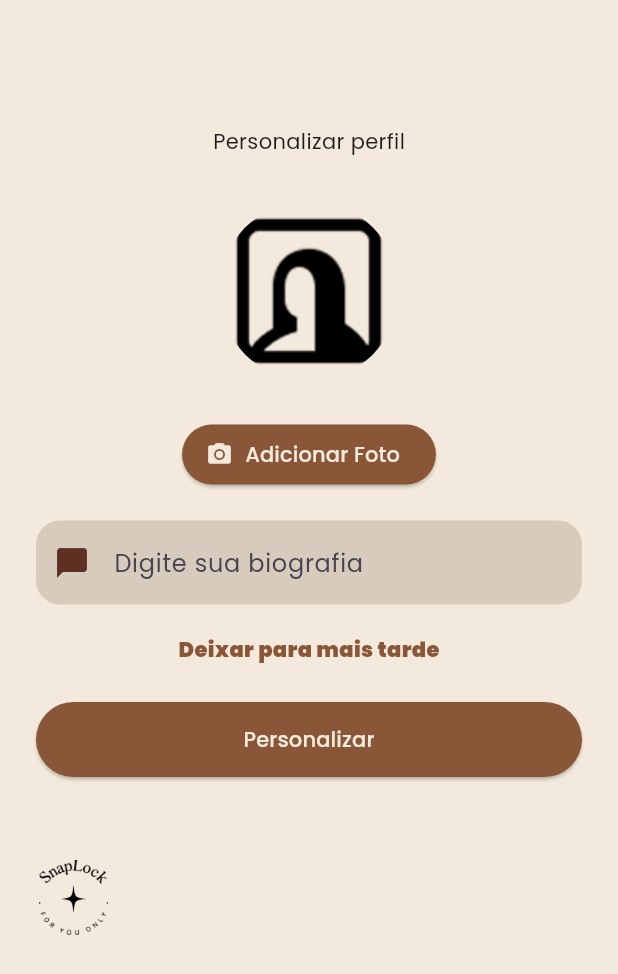
After one commit to llomarques/SnapLock-0.1, a Flutter app: the personalizarPerfilPage screen opened directly, on a phone screen of 412 x 824 dp. The commit adds this screen. Shown: the top 974 px of the screen. Run offline on Flutter 3.47's test engine with Material 3 defaults, Android fonts, the phone set to English and light mode, and no system bars; our stand-ins replace carousel_slider, google_fonts, image_picker, shared_preferences; accounts and stored records are empty.

Commit message:
Front atualizado

```diff
--- a/lib/frontend/login_page.dart
+++ b/lib/frontend/login_page.dart
@@ -132,6 +132,7 @@ class _LoginPageState extends State<LoginPage> {
                   'Esqueceu a senha?',
                   style: TextStyle(
                     color: Color(0xFF895737),
+                    fontWeight: FontWeight.w900
                   ),
                 ),
               ),
--- /dev/null
+++ b/lib/frontend/personalizarPerfil_page.dart
@@ -0,0 +1,150 @@
+import 'package:flutter/material.dart';
+import 'package:image_picker/image_picker.dart';
+import 'dart:typed_data';
+import 'package:snaplock/frontend/feed_page.dart';
+
+class personalizarPerfilPage extends StatefulWidget {
+  const personalizarPerfilPage({super.key});
+
+  @override
+  State<personalizarPerfilPage> createState() => _personalizarPerfilPage();
+}
+
+class _personalizarPerfilPage extends State<personalizarPerfilPage> {
+  final TextEditingController biografiaController = TextEditingController();
+
+  final ImagePicker picker = ImagePicker();
+
+  Uint8List? fotoPerfil;
+
+  Future<void> escolherDaGaleria() async {
+    final XFile? imagem = await picker.pickImage(
+      source: ImageSource.gallery,
+    );
+
+    if (imagem == null) {
+      return;
+    }
+
+    final bytes = await imagem.readAsBytes();
+
+    if (!mounted) {
+      return;
+    }
+
+    setState(() {
+      fotoPerfil = bytes;
+    });
+  }
+
+  void abrirFeed() {
+    Navigator.push(
+      context,
+      MaterialPageRoute(builder: (context) => const FeedPage()),
+    );
+  }
+  @override
+  Widget build(BuildContext context) {
+    return Scaffold(
+      backgroundColor: Color(0xFFF3E9DC),
+      body: SingleChildScrollView(
+        padding: const EdgeInsets.all(24),
+        child: Column(
+          mainAxisAlignment: MainAxisAlignment.start,
+          children: [
+            const SizedBox(
+              height: 60,
+            ),
+            Text('Personalizar perfil'),
+            const SizedBox(
+              height: 30,
+            ),
+            CircleAvatar(
+              radius: 60,
+              backgroundColor:
+                  Colors.transparent, // Ajuste a cor de fundo se necessário
+              backgroundImage: fotoPerfil != null
+                  ? MemoryImage(fotoPerfil!)
+                  : const AssetImage('assets/images/monalisaPerfil.png')
+                      as ImageProvider,
+            ),
+            const SizedBox(
+              height: 25,
+            ),
+            ElevatedButton.icon(
+              onPressed: escolherDaGaleria,
+              icon: const Icon(Icons.camera_alt),
+              label: const Text("Adicionar Foto"),
+              style: ElevatedButton.styleFrom(
+                backgroundColor: const Color(0xFF895737),
+                foregroundColor: Color(0xFFF3E9DC),
+              ),
+            ),
+            const SizedBox(
+              height: 20,
+            ),
+            TextField(
+              controller: biografiaController,
+              decoration: InputDecoration(
+                filled: true,
+                fillColor: const Color(0xFFD7CBBD),
+                hintText: 'Digite sua biografia',
+                prefixIcon: const Icon(
+                  Icons.chat_bubble,
+                  color: Color(0xFF5E3023),
+                ),
+                border: OutlineInputBorder(
+                  borderRadius: BorderRadius.circular(16),
+                  borderSide: BorderSide.none,
+                ),
+                focusedBorder: OutlineInputBorder(
+                  borderRadius: BorderRadius.circular(16),
+                  borderSide: BorderSide.none,
+                ),
+              ),
+            ),
+            const SizedBox(
+              height: 20,
+            ),
+            Align(
+              alignment: Alignment.center,
+              child: GestureDetector(
+                onTap: () {
+                  abrirFeed();
+                },
+                child: const Text(
+                  'Deixar para mais tarde',
+                  style: TextStyle(
+                      color: Color(0xFF895737), fontWeight: FontWeight.w900),
+                ),
+              ),
+            ),
+            const SizedBox(
+              height: 25,
+            ),
+            ElevatedButton(
+              onPressed: () {
+                abrirFeed();
+              },
+              style: ElevatedButton.styleFrom(
+                backgroundColor: const Color(0xFF895737),
+                foregroundColor: Color(0xFFF3E9DC),
+                minimumSize: const Size.fromHeight(50),
+              ),
+              child: const Text('Personalizar'),
+            ),
+            const SizedBox(height: 55),
+            Align(
+              alignment: Alignment.topLeft,
+              child: Image.asset(
+                'assets/images/logo.png',
+                width: 50,
+                height: 50,
+              ),
+            ),
+          ],
+        ),
+      ),
+    );
+  }
+}
--- a/pubspec.yaml
+++ b/pubspec.yaml
@@ -14,7 +14,7 @@ dependencies:
   shared_preferences: ^2.2.2
   intl: ^0.19.0
   google_fonts: ^6.1.0
-  carousel_slider: ^5.0.0
+  carousel_slider: ^5.1.2
 
 dev_dependencies:
   flutter_test:
@@ -23,5 +23,8 @@ dev_dependencies:
 
 flutter:
   uses-material-design: true
+
   assets:
     - assets/images/logo.png
+    - assets/images/monalisaPerfil.png
+    - assets/images/dump.png
```
Also changed, not shown: lib/frontend/cadastro_page.dart (+44 -9 lines), lib/frontend/dump_page.dart (added, +17 -0 lines), lib/frontend/feed_page.dart (added, +67 -0 lines), lib/frontend/notificacoes_page.dart (added, +17 -0 lines), lib/frontend/perfil_page.dart (added, +17 -0 lines), lib/frontend/postar_page.dart (added, +17 -0 lines), assets/images/dump.png (added), assets/images/monalisaPerfil.png (added).
